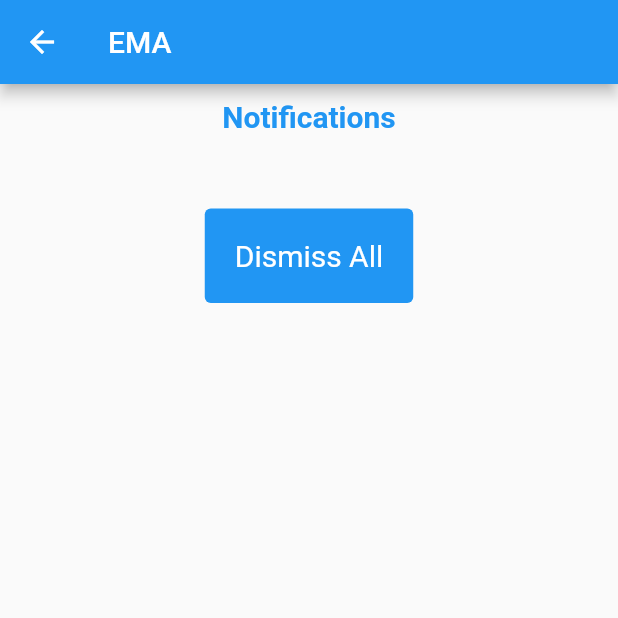
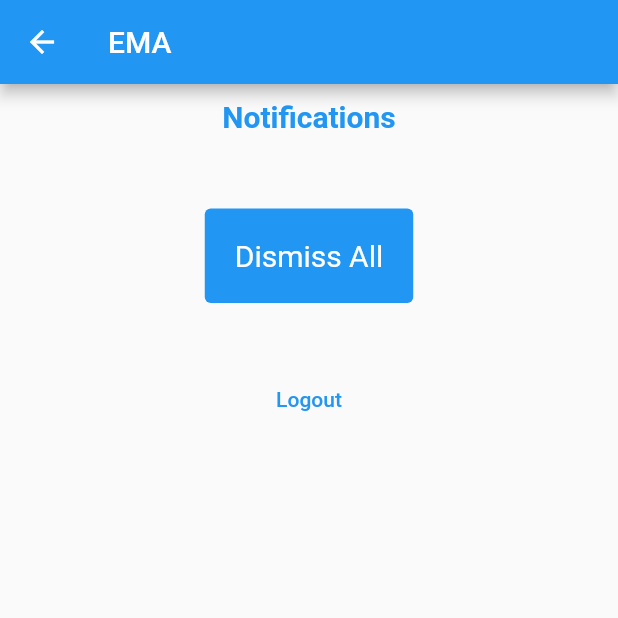
Before and after one commit to cs481-ekh/f21-ramen, a Flutter app: the UserPage screen opened directly, on a phone screen of 412 x 824 dp, the top half of it. Run offline on Flutter 3.47's test engine with Material 2 defaults, Android fonts, the phone set to English and light mode, and no system bars; our stand-ins replace cloud_firestore, firebase_analytics, firebase_auth, firebase_core, firebase_messaging, flutter_datetime_picker and 3 more; accounts and stored records are empty.

Commit message:
Fixed navigation problems

```diff
--- a/lib/screens/login_screen.dart
+++ b/lib/screens/login_screen.dart
@@ -97,7 +97,7 @@ class LoginPage extends StatelessWidget {
                         }
                         if (userSigninCheck == "") { // navigate to appropriate user page
                           InternalUser.setStoredInstance(usernameController.text, passwordController.text);
-                          Navigator.push(
+                          Navigator.pushReplacement(
                               context,
                               MaterialPageRoute(
                                   builder: (context) =>
--- a/lib/screens/user_screen.dart
+++ b/lib/screens/user_screen.dart
@@ -133,11 +133,11 @@ class _UserPageState extends State<UserPage> {
     return Scaffold(
       appBar: AppBar(
         title: const Text('EMA'),
-        leading: IconButton(
-            icon: const Icon(Icons.arrow_back),
-            onPressed: () {
-              Navigator.of(context).popUntil((route) => route.isFirst);
-            }),
+        // leading: IconButton(
+        //     icon: const Icon(Icons.arrow_back),
+        //     onPressed: () {
+        //       Navigator.of(context).popUntil((route) => route.isFirst);
+        //     }),
       ),
 
       // body is majority of the screen
@@ -178,6 +178,14 @@ class _UserPageState extends State<UserPage> {
                   },
                   child: const Text('Dismiss All'),
                 )),
+            Padding(
+                padding: EdgeInsets.all(20.0),
+                child: TextButton(
+                  onPressed: () {
+                    signOut();
+                  },
+                  child: const Text('Logout'),
+                ),)
           ],
         ),
       ),
--- a/lib/utils/global_funcs.dart
+++ b/lib/utils/global_funcs.dart
@@ -26,7 +26,7 @@ Future<void> startUserAuthListener(context) async {
     if (user == null) {
       // TODO; need to name routes, better navigation, and clean-up navigation when it occurs
 
-      Navigator.of(context).push(MaterialPageRoute(builder: (context) =>
+      Navigator.of(context).pushReplacement(MaterialPageRoute(builder: (context) =>
           LoginPage(
               usernameController: usernameController,
               passwordController: passwordController,
@@ -50,5 +50,6 @@ Future<void> startUserAuthListener(context) async {
 // triggers sign out for above listener
 Future<void> signOut() {
   clearInternalUser();
+  InternalUser.clearStoredInstance();
   return FirebaseAuth.instance.signOut();
 }
```
